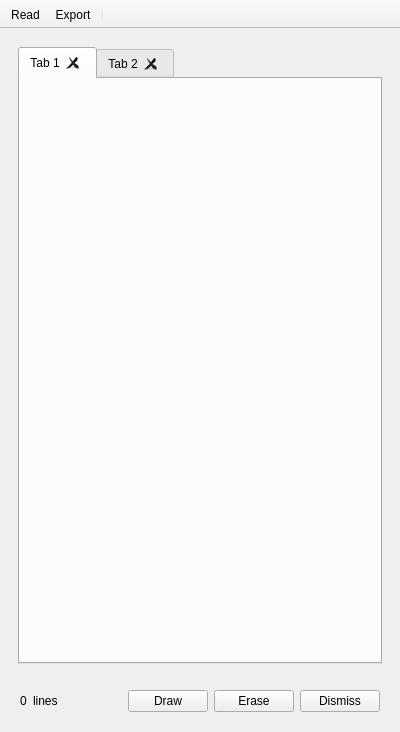
Before: the Qt Designer form specviz/plugins/line_labels/ui/linelists_window.ui in nmearl/specviz, drawn with Qt 5.
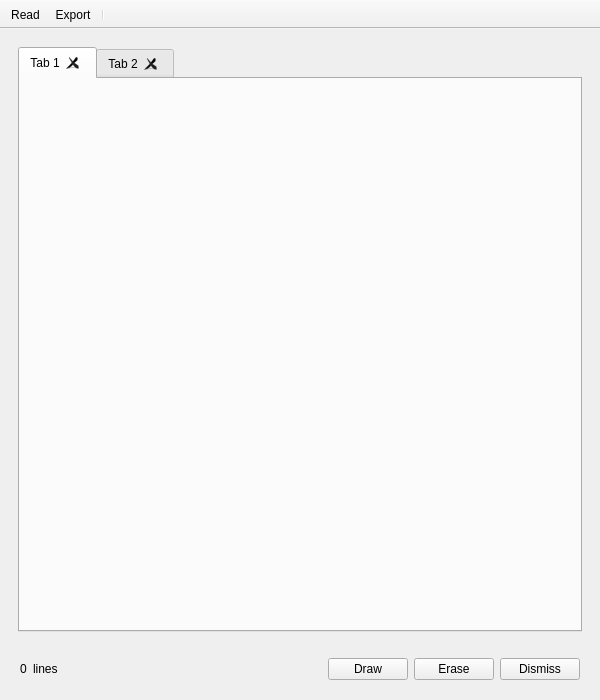
After: the same form once the commit is applied. Icons and pictures are not drawn.

Commit message: Line labels plugin can display itself. No working internals though.

What changed in the file:
```diff
--- a/specviz/plugins/line_labels/ui/linelists_window.ui
+++ b/specviz/plugins/line_labels/ui/linelists_window.ui
@@ -6,8 +6,8 @@
    <rect>
     <x>0</x>
     <y>0</y>
-    <width>400</width>
-    <height>732</height>
+    <width>600</width>
+    <height>700</height>
    </rect>
   </property>
   <property name="sizePolicy">
@@ -24,7 +24,7 @@
   </property>
   <property name="maximumSize">
    <size>
-    <width>400</width>
+    <width>16777215</width>
     <height>16777215</height>
    </size>
   </property>
```
The commit also changes 2 other files.
